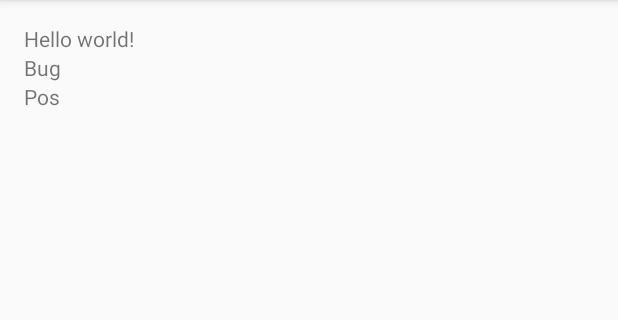
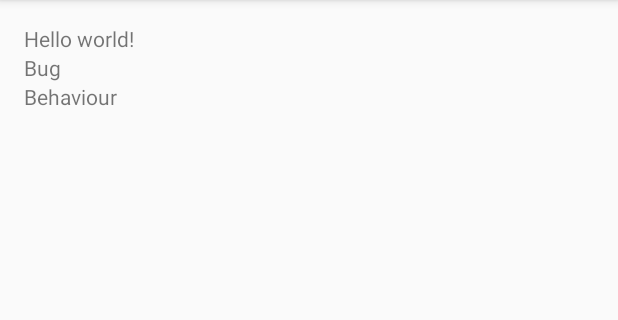
Before and after one commit to moabe/AlfombraApplique, an Android app: the layout activity_main.xml on its own in the app's theme, with its tools: preview values and no code run, on a phone screen of 412 x 824 dp, the part 84-404 px from its top. Run offline under Robolectric (Android 15) with nearby library versions, the light colour scheme and no system bars.

Commit message:
kinda working

```diff
--- a/app/src/main/res/layout/activity_main.xml
+++ b/app/src/main/res/layout/activity_main.xml
@@ -3,7 +3,8 @@
     android:layout_height="match_parent" android:paddingLeft="@dimen/activity_horizontal_margin"
     android:paddingRight="@dimen/activity_horizontal_margin"
     android:paddingTop="@dimen/activity_vertical_margin"
-    android:paddingBottom="@dimen/activity_vertical_margin" tools:context=".MainActivity">
+    android:paddingBottom="@dimen/activity_vertical_margin" tools:context=".MainActivity"
+    >
 
     <TextView android:id= "@+id/hello_id" android:text="@string/hello_world" android:layout_width="wrap_content"
         android:layout_height="wrap_content" />
@@ -14,14 +15,18 @@
         android:layout_below="@+id/hello_id"
         android:layout_alignParentStart="true" />
 
-    <TextView android:id= "@+id/pos_id" android:text="@string/pos" android:layout_width="wrap_content"
+    <TextView android:id= "@+id/behav_id" android:text="@string/behave" android:layout_width="wrap_content"
         android:layout_height="wrap_content"
         android:layout_below="@+id/bug_id"
         android:layout_alignParentStart="true" />
 
-
-
-
+    <ImageView
+        android:layout_width="wrap_content"
+        android:layout_height="wrap_content"
+        android:id="@+id/imageView"
+        android:layout_alignParentBottom="true"
+        android:layout_centerHorizontal="true"
+        android:layout_marginBottom="180dp" />
 
 
 </RelativeLayout>
--- a/app/src/main/res/values/strings.xml
+++ b/app/src/main/res/values/strings.xml
@@ -4,5 +4,5 @@
     <string name="hello_world">Hello world!</string>
     <string name="action_settings">Settings</string>
     <string name="bug">Bug</string>
-    <string name="pos">Pos</string>
+    <string name="behave">Behaviour</string>
 </resources>
```
Also changed, not shown: app/src/main/java/com/example/moabergsmark/alfombraapplique/MainActivity.java (+57 -56 lines).
